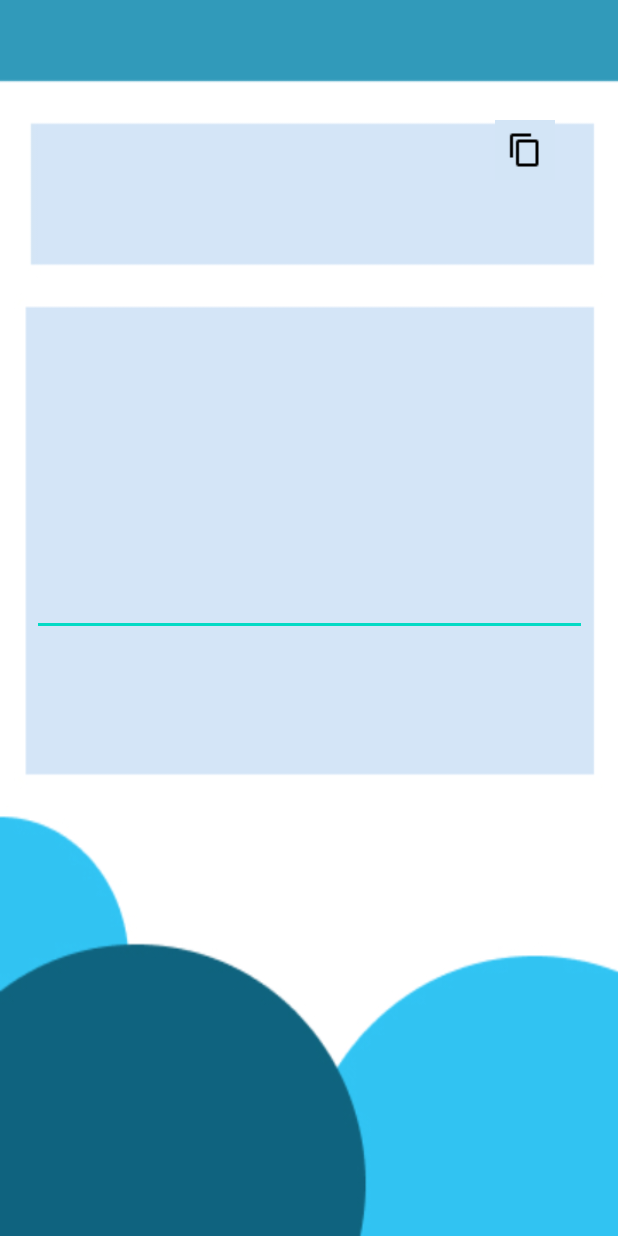
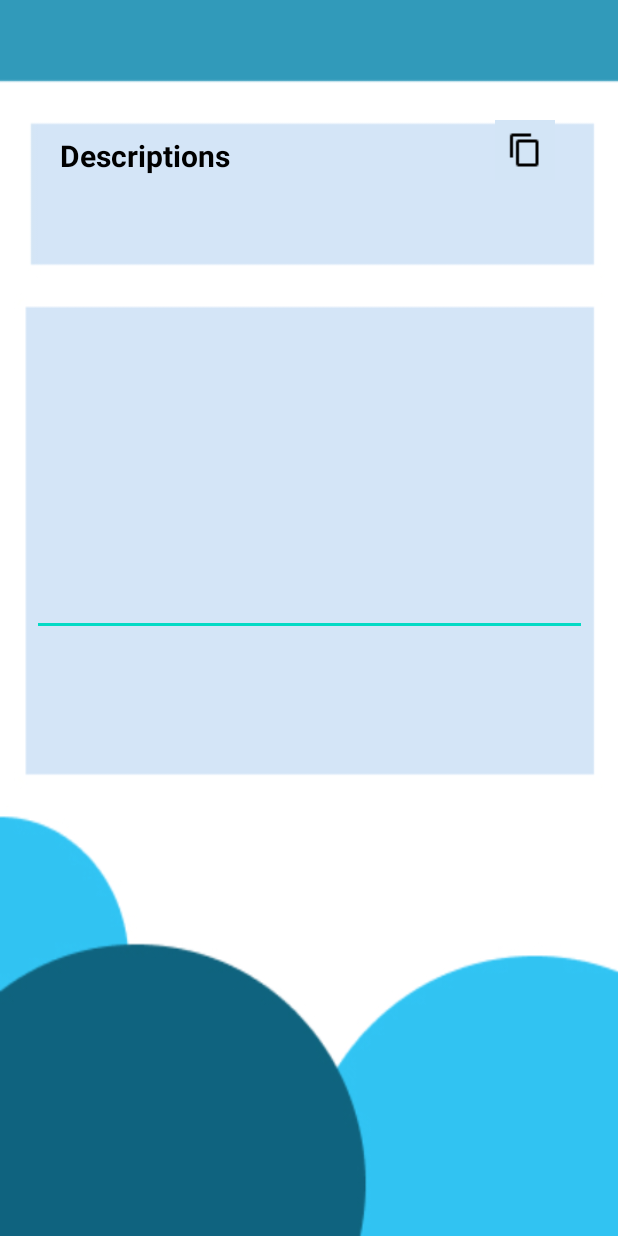
Before and after one commit to ArthiyaD/TroubleShooters, an Android app: the captionDescription screen opened directly, with no data from a screen before it, on a phone screen of 412 x 824 dp. Run offline under Robolectric (Android 15) with nearby library versions, the light colour scheme and no system bars.

Commit message:
Update activity_caption_description.xml

```diff
--- a/Frontend/app/src/main/res/layout/activity_caption_description.xml
+++ b/Frontend/app/src/main/res/layout/activity_caption_description.xml
@@ -6,6 +6,18 @@
     android:layout_height="match_parent"
     android:background="@drawable/des"
     tools:context=".captionDescription">
+
+    <TextView
+        android:layout_width="match_parent"
+        android:layout_height="match_parent"
+        android:text="Descriptions"
+        android:textSize="20dp"
+        android:layout_marginTop="90dp"
+        android:layout_marginLeft="40dp"
+        android:textStyle="bold"
+        android:textColor="@color/black"
+    />
+
 
     <EditText
         android:id="@+id/editTextTextMultiLine"
```
